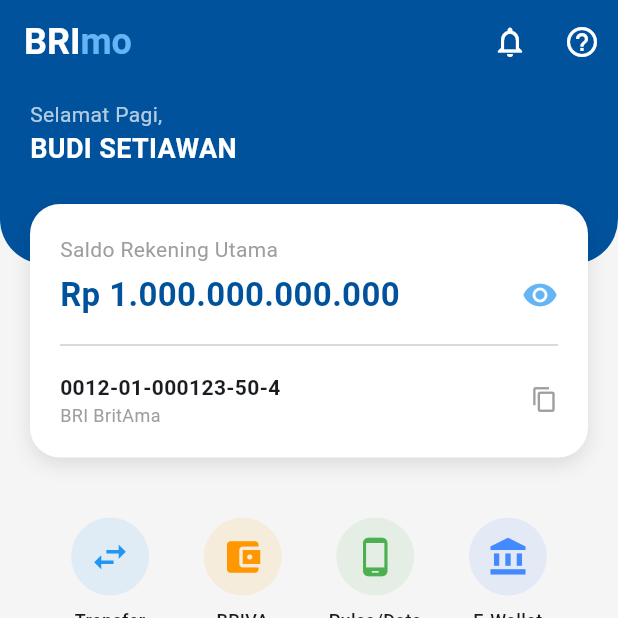
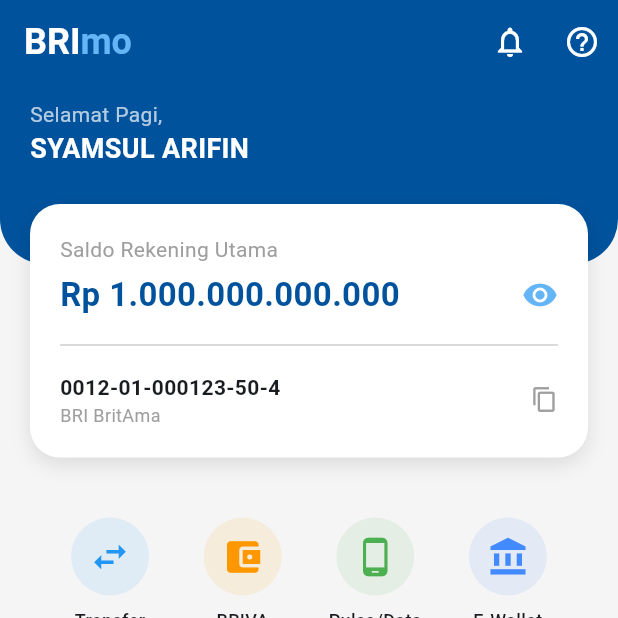
Before and after one commit to SevenSeven-7/UTS_BikinAplikasiBankBRI-Tampilan-, a Flutter app: the screen it shows after launch, on a phone screen of 412 x 824 dp, the top half of it. Run offline on Flutter 3.47's test engine with Material 3 defaults, Android fonts, the phone set to English and light mode, and no system bars.

Commit message:
Update sentuhan terakhir

```diff
--- a/lib/main.dart
+++ b/lib/main.dart
@@ -153,7 +153,7 @@
                     style: TextStyle(color: Colors.white70, fontSize: 14),
                   ),
                   Text(
-                    'BUDI SETIAWAN'.toUpperCase(),
+                    'SYAMSUL ARIFIN'.toUpperCase(),
                     style: const TextStyle(
                       color: Colors.white,
                       fontSize: 18,
```
